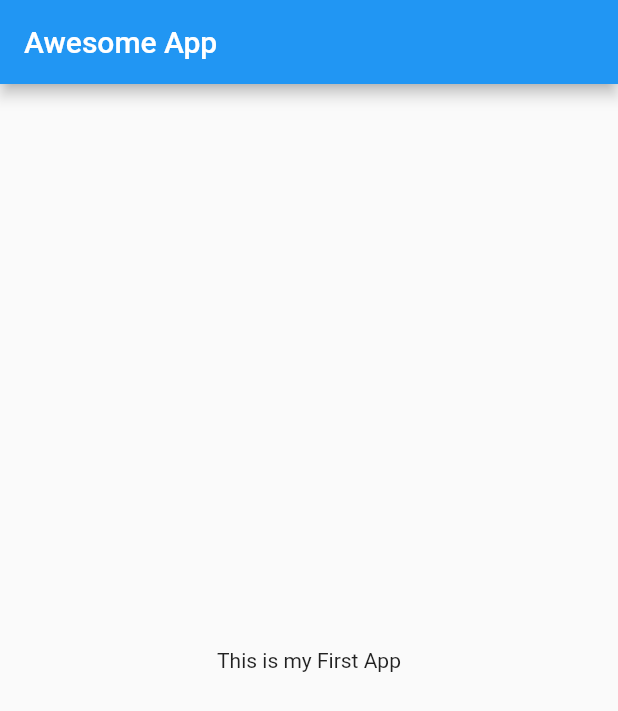
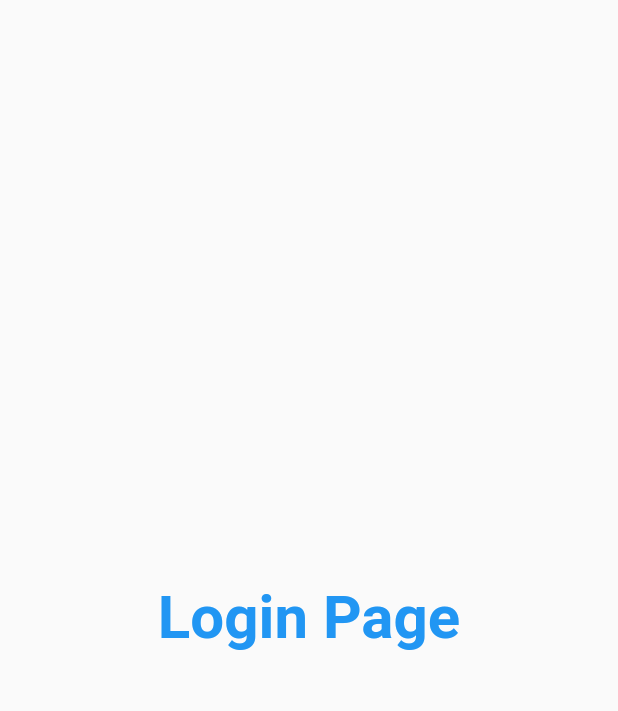
Before and after one commit to pratikparmar02/firstApp, a Flutter app: the screen it shows after launch, on a phone screen of 412 x 824 dp. Shown: the top 711 px of the screen. Run offline on Flutter 3.47's test engine with Material 2 defaults, Android fonts, the phone set to English and light mode, and no system bars.

Commit message:
day 3 done

```diff
--- /dev/null
+++ b/lib/Pages/home_page.dart
@@ -0,0 +1,18 @@
+import 'package:flutter/material.dart';
+
+class HomePage extends StatelessWidget {
+  @override
+  Widget build(BuildContext context) {
+    return Scaffold(
+      appBar: AppBar(
+        title: Text("Awesome App"),
+      ),
+      body: Center(
+        child: Container(
+          child: Text("This is my First App"),
+        ),
+      ),
+      drawer: Drawer(),
+    );
+  }
+}
--- /dev/null
+++ b/lib/Pages/login_page.dart
@@ -0,0 +1,19 @@
+import 'package:flutter/material.dart';
+
+class LoginPage extends StatelessWidget {
+  @override
+  Widget build(BuildContext context) {
+    return Material(
+      child: Center(
+        child: Text(
+          "Login Page",
+          style: TextStyle(
+            fontSize: 40,
+            color: Colors.blue,
+            fontWeight: FontWeight.bold,
+          ),
+        ),
+      ),
+    );
+  }
+}
--- a/lib/home_page.dart
+++ /dev/null
@@ -1,16 +0,0 @@
-import 'package:flutter/material.dart';
-
-class HomePage extends StatelessWidget {
-  @override
-  Widget build(BuildContext context) {
-    return Scaffold(
-        appBar: AppBar(
-          title: Text("Awesome App"),
-        ),
-        body: Center(
-          child: Container(
-            child: Text("This is my First App"),
-          ),
-        ));
-  }
-}
--- a/lib/main.dart
+++ b/lib/main.dart
@@ -1,4 +1,5 @@
-import 'package:app_mark_1/home_page.dart';
+import 'package:app_mark_1/Pages/home_page.dart';
+import 'package:app_mark_1/Pages/login_page.dart';
 import 'package:flutter/material.dart';
 
 void main() {
@@ -9,7 +10,13 @@
   @override
   Widget build(BuildContext context) {
     return MaterialApp(
-      home: HomePage(),
+      themeMode: ThemeMode.system,
+      darkTheme: ThemeData(brightness: Brightness.dark),
+      routes: {
+        "/": (context) => LoginPage(),
+        "/home": (context) => HomePage(),
+        "/login": (context) => LoginPage(),
+      },
     );
   }
 }
```
